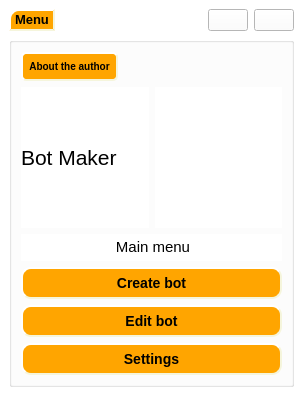
The window that Bot/mainwindow.ui (ultraxion2000/Bot_creator-1) describes before a commit, drawn with Qt 5.
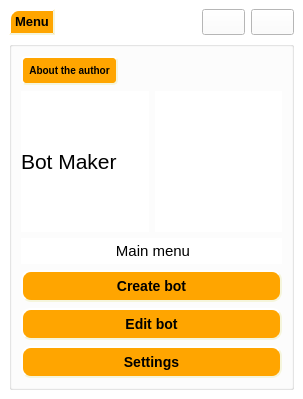
The same window after the commit. Icons and pictures are not drawn.

What changed in the file:
```diff
--- a/Bot/mainwindow.ui
+++ b/Bot/mainwindow.ui
@@ -7,7 +7,7 @@
     <x>0</x>
     <y>0</y>
     <width>303</width>
-    <height>396</height>
+    <height>399</height>
    </rect>
   </property>
   <property name="windowTitle">
@@ -54,6 +54,14 @@
      <layout class="QVBoxLayout" name="verticalLayout_2">
       <item>
        <widget class="QPushButton" name="pushButton">
+        <property name="font">
+         <font>
+          <family>HP Simplified</family>
+          <pointsize>10</pointsize>
+          <weight>75</weight>
+          <bold>true</bold>
+         </font>
+        </property>
         <property name="styleSheet">
          <string notr="true">border-image: url(:/resourec/img/iSW70U3I1.png.jpg) 0 0 0 0 ;</string>
         </property>
@@ -68,6 +76,14 @@
      <layout class="QVBoxLayout" name="verticalLayout">
       <item>
        <widget class="QPushButton" name="pushButton_2">
+        <property name="font">
+         <font>
+          <family>Arial Nova</family>
+          <pointsize>10</pointsize>
+          <weight>75</weight>
+          <bold>true</bold>
+         </font>
+        </property>
         <property name="styleSheet">
          <string notr="true">border-image: url(:/resourec/img/8.png) 0 0 0 0 ;</string>
         </property>
```
